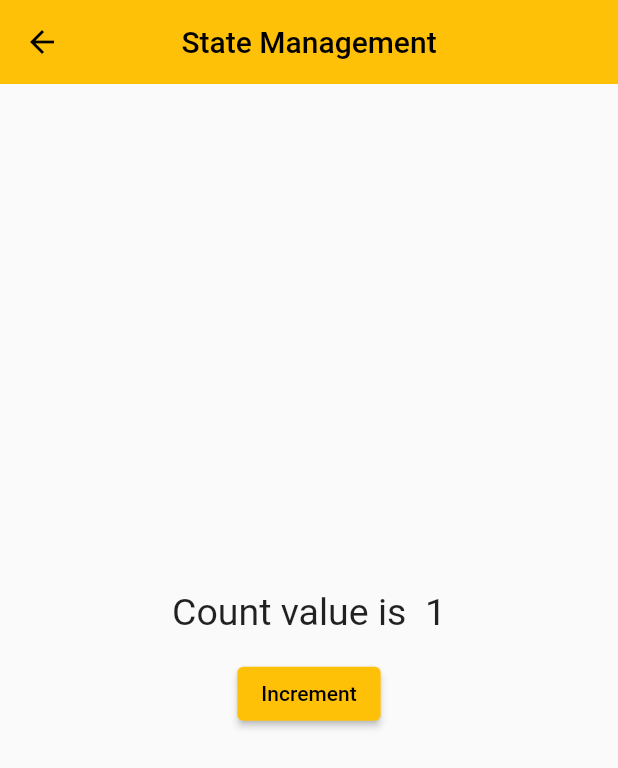
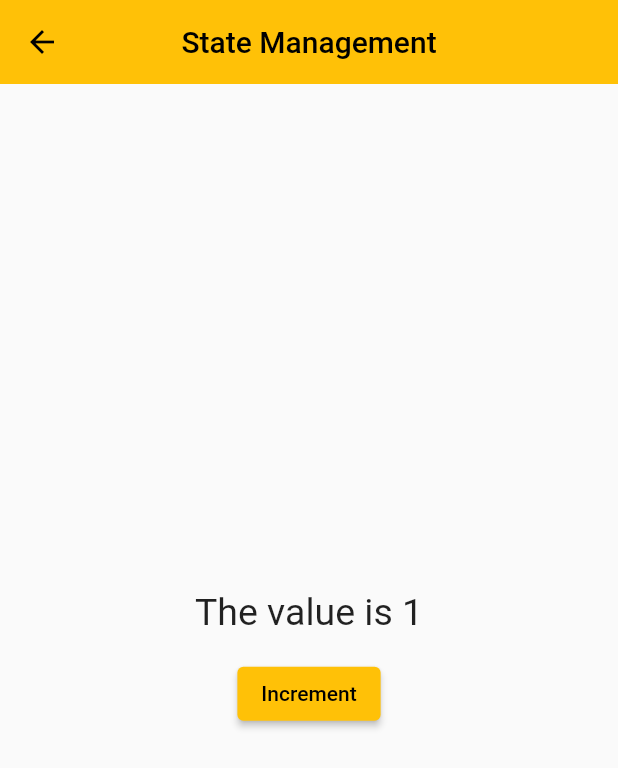
Before and after one commit to chayan-1906/getx-demo, a Flutter app: the StateManagementScreen screen opened by its route, after a tap on "Increment", on a phone screen of 412 x 824 dp. Shown: the top 768 px of the screen. Run offline on Flutter 3.47's test engine with Material 2 defaults, Android fonts, the phone set to English and light mode, and no system bars; our stand-ins replace get.

Commit message:
#10 GetX with Controller Type

```diff
--- a/lib/custom_getx_controller.dart
+++ b/lib/custom_getx_controller.dart
@@ -8,10 +8,15 @@ class CustomGetXController extends GetxController {
   //   student.name.value = student.name.value.toUpperCase();
   // }
   var student = Student(name: 'PDas', age: 22).obs;
+  var count = 0.obs;
 
   void convertToUpperCase() {
     student.update((std) {
       std?.name = std.name.toString().toUpperCase();
     });
   }
+
+  void increment() {
+    count++;
+  }
 }
--- a/lib/state_management_screen.dart
+++ b/lib/state_management_screen.dart
@@ -1,5 +1,6 @@
 import 'package:flutter/material.dart';
 import 'package:get/get.dart';
+import 'package:getx_demo/custom_getx_controller.dart';
 
 class StateManagementScreen extends StatefulWidget {
   static String stateManagementRoute = '/state_management_screen';
@@ -25,15 +26,27 @@ class _StateManagementScreenState extends State<StateManagementScreen> {
         child: Column(
           mainAxisAlignment: MainAxisAlignment.center,
           children: [
-            Obx(
+            /*Obx(
               () => Text(
                 'Count value is  $count',
                 style: const TextStyle(fontSize: 25.0),
               ),
+            ),*/
+            GetX<CustomGetXController>(
+              init: CustomGetXController(),
+              builder: (controller) {
+                return Text(
+                  'The value is ${controller.count}',
+                  style: const TextStyle(fontSize: 25.0),
+                );
+              },
             ),
             const SizedBox(height: 16.0),
             ElevatedButton(
-              onPressed: increment,
+              // onPressed: increment,
+              onPressed: () {
+                Get.find<CustomGetXController>().increment();
+              },
               child: const Text('Increment'),
             ),
           ],
```
